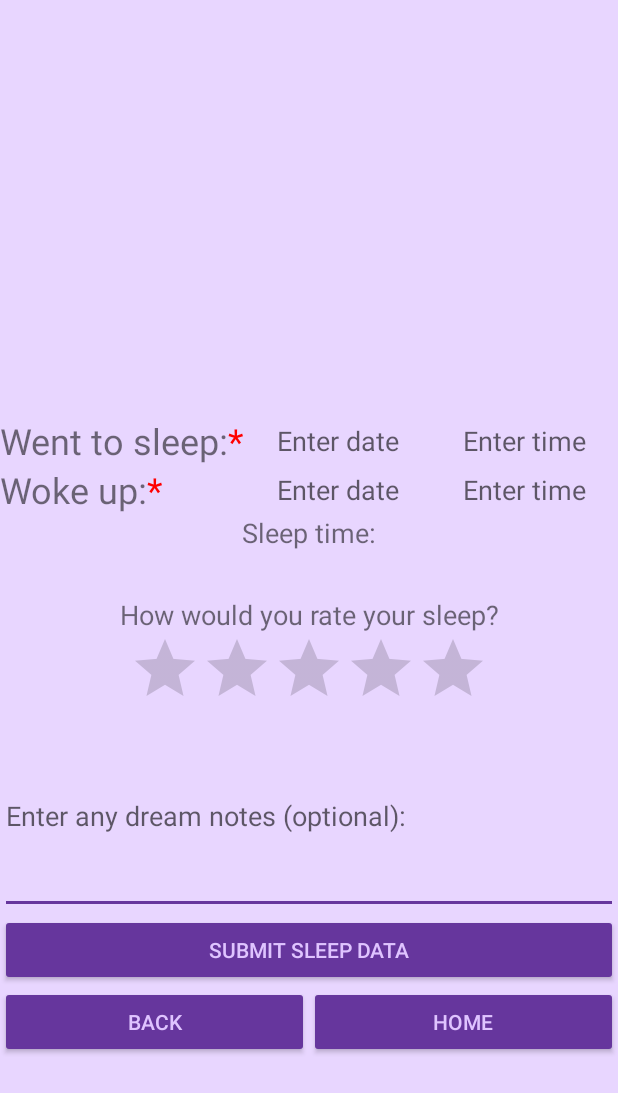
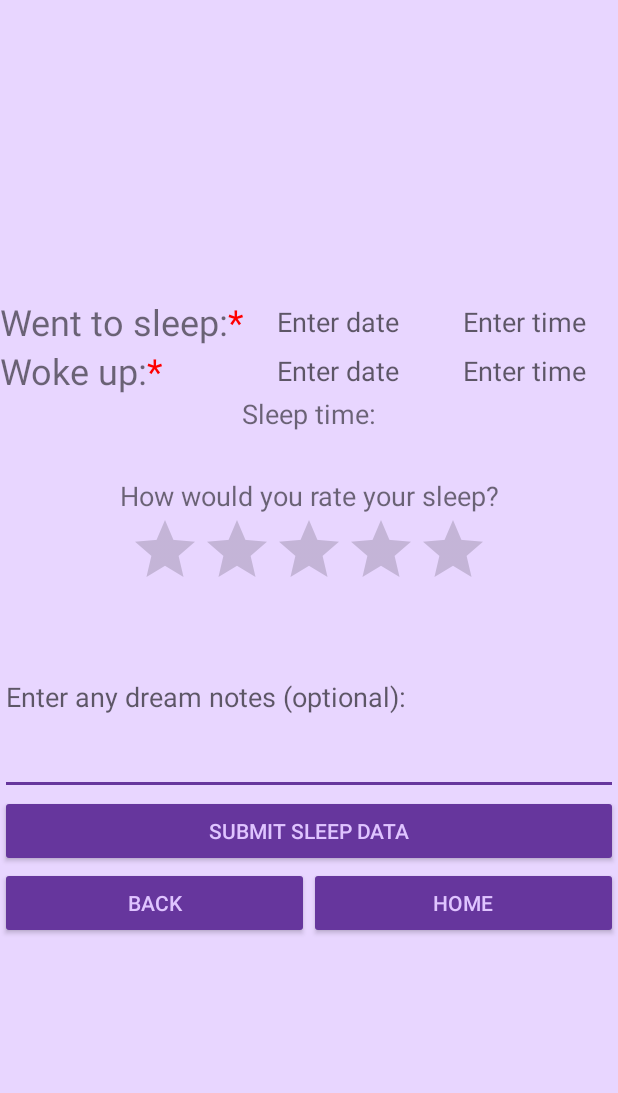
Before and after one commit to paulboyle8/SleepDiary, an Android app: the addEntry screen opened directly, with no data from a screen before it, on a phone screen of 412 x 824 dp. Shown: the top 1093 px of the screen. Run offline under Robolectric (Android 15) with nearby library versions, the phone set to English and light mode, and no system bars.

Commit message:
Fixed spacing

```diff
--- a/app/src/main/res/layout-land/activity_add_entry.xml
+++ b/app/src/main/res/layout-land/activity_add_entry.xml
@@ -137,7 +137,8 @@
             android:layout_height="wrap_content"
             android:ems="10"
             android:hint="@string/dream_notes"
-            android:inputType="textMultiLine" />
+            android:inputType="textMultiLine"
+            android:maxHeight="150dp" />
 
         <LinearLayout
             android:layout_width="match_parent"
--- a/app/src/main/res/layout/activity_add_entry.xml
+++ b/app/src/main/res/layout/activity_add_entry.xml
@@ -15,8 +15,7 @@
         app:layout_constraintEnd_toEndOf="parent"
         app:layout_constraintHorizontal_bias="0.0"
         app:layout_constraintStart_toStartOf="parent"
-        app:layout_constraintTop_toTopOf="parent"
-        app:layout_constraintVertical_bias="0.701">
+        app:layout_constraintTop_toTopOf="parent">
 
         <TableLayout
             android:layout_width="match_parent"
@@ -134,8 +133,9 @@
             android:hint="@string/dream_notes"
             android:inputType="textMultiLine" />
 
-        <Button style="@style/sdButton"
+        <Button
             android:id="@+id/btnSubmit"
+            style="@style/sdButton"
             android:layout_width="match_parent"
             android:layout_height="wrap_content"
             android:text="@string/sleep_data" />
@@ -146,8 +146,9 @@
             android:gravity="center"
             android:orientation="horizontal">
 
-            <Button style="@style/sdButton"
+            <Button
                 android:id="@+id/btnBack"
+                style="@style/sdButton"
                 android:layout_width="wrap_content"
                 android:layout_height="wrap_content"
                 android:layout_weight="1"
@@ -155,8 +156,9 @@
                 tools:layout_editor_absoluteX="76dp"
                 tools:layout_editor_absoluteY="652dp" />
 
-            <Button style="@style/sdButton"
+            <Button
                 android:id="@+id/btnHome"
+                style="@style/sdButton"
                 android:layout_width="wrap_content"
                 android:layout_height="wrap_content"
                 android:layout_weight="1"
```
Also changed, not shown: app/src/main/java/com/example/sleepdiary/alarmService.java (+27 -8 lines).
